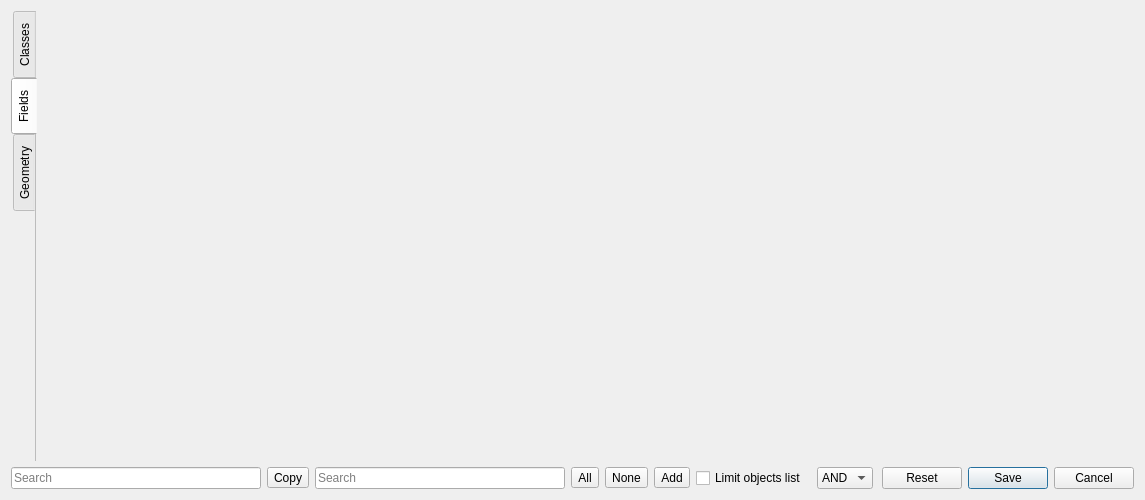
Above: filterdialog.ui from Kuszki/EW-Database before the change. Below: the same form after it.
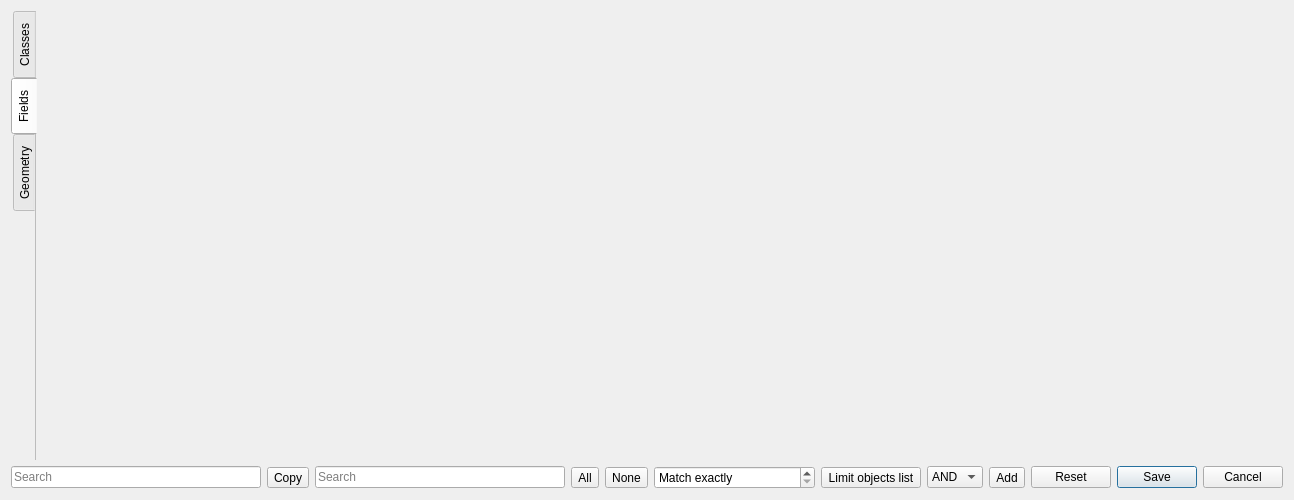
That is the form after the change. Icons and pictures are not drawn.

Commit message: Add radius in geometry filters

```diff
--- a/filterdialog.ui
+++ b/filterdialog.ui
@@ -204,18 +204,26 @@
       </widget>
      </item>
      <item>
-      <widget class="QToolButton" name="newButton">
-       <property name="text">
-        <string>Add</string>
+      <widget class="QDoubleSpinBox" name="radiusSpin">
+       <property name="specialValueText">
+        <string>Match exactly</string>
        </property>
-       <property name="icon">
-        <iconset theme="list-add">
-         <normaloff>.</normaloff>.</iconset>
+       <property name="prefix">
+        <string>Search in </string>
+       </property>
+       <property name="suffix">
+        <string> m radius</string>
+       </property>
+       <property name="maximum">
+        <double>10.000000000000000</double>
+       </property>
+       <property name="singleStep">
+        <double>0.010000000000000</double>
        </property>
       </widget>
      </item>
      <item>
-      <widget class="QCheckBox" name="limiterCheck">
+      <widget class="QToolButton" name="limiterCheck">
        <property name="text">
         <string>Limit objects list</string>
        </property>
@@ -248,6 +256,17 @@
        </item>
       </widget>
      </item>
+     <item>
+      <widget class="QToolButton" name="newButton">
+       <property name="text">
+        <string>Add</string>
+       </property>
+       <property name="icon">
+        <iconset theme="list-add">
+         <normaloff>.</normaloff>.</iconset>
+       </property>
+      </widget>
+     </item>
      <item>
       <spacer name="rightSpacer">
        <property name="orientation">
```
Left out of the diff: 2 changed lines with no effect on the pictures. The commit also changes 6 other files.
